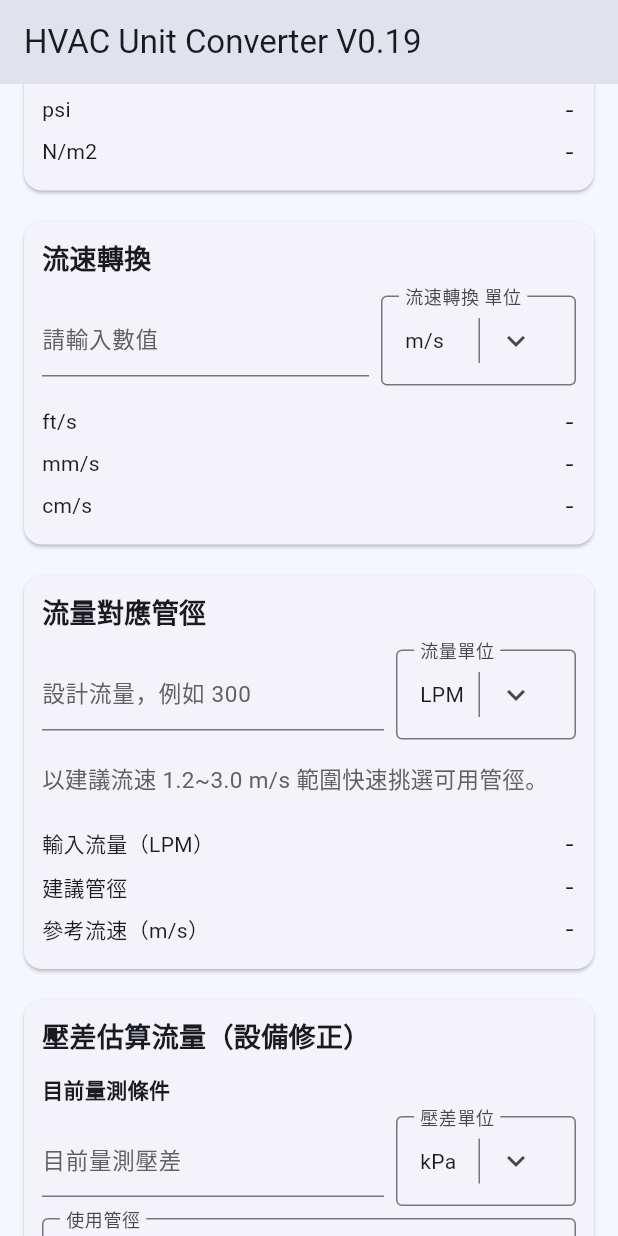
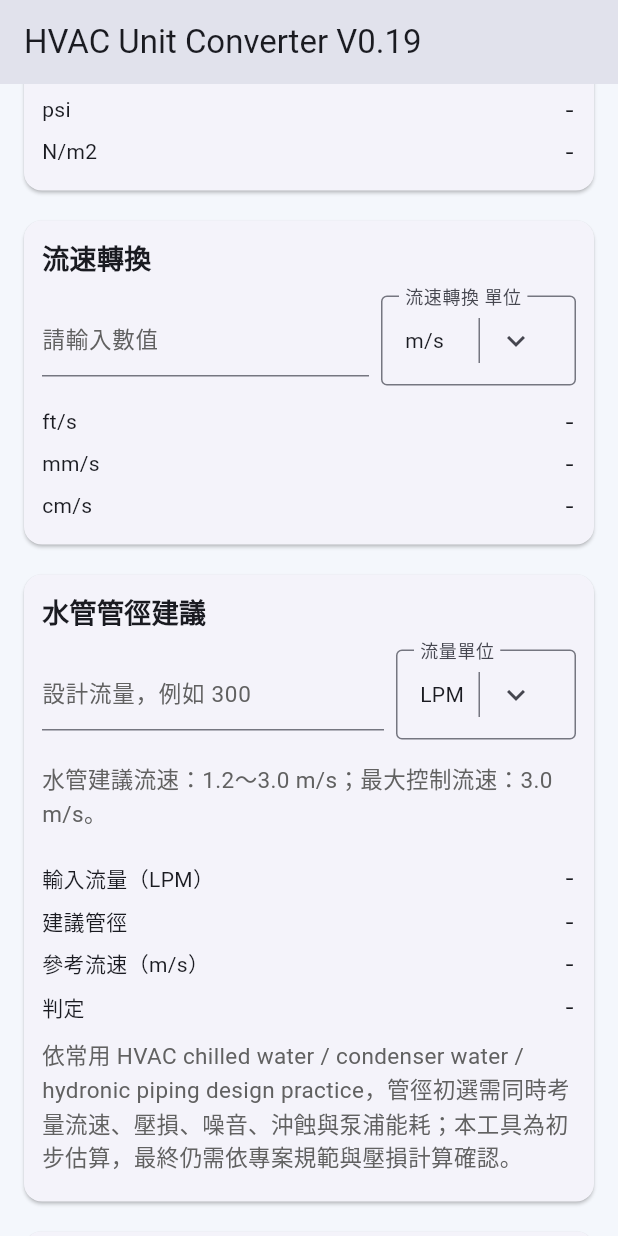
Before and after one commit to wuwu0102/hvac-unit-converter-test, a Flutter app: the screen it shows after launch, scrolled down 1152 dp, on a phone screen of 412 x 824 dp. Run offline on Flutter 3.47's test engine with Material 3 defaults, Android fonts, the phone set to English and light mode, and no system bars.

Commit message:
Fix centralized pipe sizing and unit conversions with 3.0 m/s hard limit

```diff
--- /dev/null
+++ b/lib/core/pipe_sizing.dart
@@ -0,0 +1,4 @@
+import 'dart:math' as math;import 'hvac_standards.dart';import 'unit_conversion.dart';
+enum PipeVelocityJudgement { recommended, lowButUsable, overspeed }
+class PipeCandidate {final HvacStandardPipe pipe;final double velocityMps;final PipeVelocityJudgement judgement;const PipeCandidate(this.pipe,this.velocityMps,this.judgement);}class PipeSizingResult {final PipeCandidate? recommended;final List<PipeCandidate> candidates;final String message;const PipeSizingResult({required this.recommended,required this.candidates,required this.message});}
+class PipeSizing {static const double minRecommended=1.2;static const double maxVelocity=3.0;static double areaM2(double mm){final d=mm/1000;return math.pi*d*d/4;}static PipeSizingResult suggest(double lpm){if(!lpm.isFinite||lpm<=0){return const PipeSizingResult(recommended:null,candidates:[],message:'請輸入大於 0 的流量。');}final q=UnitConversion.lpmToM3s(lpm);final all=hvacStandardPipes.map((p){final v=q/areaM2(p.insideDiameterMm);final j=v>maxVelocity?PipeVelocityJudgement.overspeed:(v<minRecommended?PipeVelocityJudgement.lowButUsable:PipeVelocityJudgement.recommended);return PipeCandidate(p,v,j);}).toList();PipeCandidate? rec;for(final c in all){if(c.velocityMps<=maxVelocity){rec=c;break;}}if(rec==null){return PipeSizingResult(recommended:null,candidates:all.reversed.take(5).toList().reversed.toList(),message:'超出表內管徑，請分管或加大管徑。');}final i=all.indexOf(rec);final s=(i-1).clamp(0,all.length-1);final e=(i+2).clamp(0,all.length);return PipeSizingResult(recommended:rec,candidates:all.sublist(s,e),message:rec.velocityMps<minRecommended?'偏低但可用，可能管徑偏大':'建議');}}
--- /dev/null
+++ b/lib/core/unit_conversion.dart
@@ -0,0 +1 @@
+class UnitConversion { static double lpmToM3s(double lpm)=>lpm/1000/60;static double m3sToLpm(double m3s)=>m3s*1000*60;static double lpmToGpm(double lpm)=>lpm/3.785411784;static double gpmToLpm(double gpm)=>gpm*3.785411784;static double m3hToLpm(double m3h)=>m3h*1000/60;static double lpmToM3h(double lpm)=>lpm*60/1000;static double rtToKw(double rt)=>rt*3.517;static double kwToRt(double kw)=>kw/3.517;static double kwToKcalH(double kw)=>kw*860.42065;static double kcalHToKw(double kcalh)=>kcalh/860.42065;static double cfmToCmh(double cfm)=>cfm*1.69901082;static double cmhToCfm(double cmh)=>cmh/1.69901082;static double velocityMps({required double flowM3s,required double areaM2})=>flowM3s/areaM2;static double coolingKwFromLpmDeltaT({required double lpm,required double deltaTC})=>lpm*4.186*deltaTC/60;static double lpmFromCoolingKwDeltaT({required double kw,required double deltaTC})=>kw*60/4.186/deltaTC;}
--- a/lib/main.dart
+++ b/lib/main.dart
@@ -1,6 +1,8 @@
 import 'dart:math' as math;
 
 import 'package:flutter/material.dart';
+import 'core/pipe_sizing.dart';
+import 'core/unit_conversion.dart';
 import 'package:flutter/services.dart';
 
 void main() {
@@ -499,10 +501,9 @@ class _ConverterHomePageState extends State<ConverterHomePage> {
   Widget _pipeSuggestionCard() {
     final inputValue = _parsePositive(_pipeFlowController.text);
     final flowLpm = inputValue == null ? null : convertToLpm(inputValue, _pipeFlowUnit);
-    final flowM3s = flowLpm == null ? null : flowLpm / 60000;
-    final suggestion = flowM3s == null ? null : _suggestPipe(flowM3s);
+    final suggestion = flowLpm == null ? null : PipeSizing.suggest(flowLpm);
     return _converterCard(
-      title: '流量對應管徑',
+      title: '水管管徑建議',
       child: Column(
         crossAxisAlignment: CrossAxisAlignment.start,
         children: [
@@ -527,22 +528,21 @@ class _ConverterHomePageState extends State<ConverterHomePage> {
           const SizedBox(height: 8),
           Padding(
             padding: _hintVerticalPadding,
-            child: Text('以建議流速 1.2~3.0 m/s 範圍快速挑選可用管徑。', style: _hintStyle),
+            child: Text('水管建議流速：1.2～3.0 m/s；最大控制流速：3.0 m/s。', style: _hintStyle),
           ),
           const SizedBox(height: 10),
           _resultRows({
             '輸入流量（LPM）': flowLpm == null ? '-' : _formatNumber(flowLpm),
-            '建議管徑': suggestion == null ? '-' : '${suggestion.pipe.a} / ${suggestion.pipe.inchDn}',
-            '參考流速（m/s）': suggestion == null ? '-' : _formatNumber(suggestion.velocity),
+            '建議管徑': suggestion?.recommended?.pipe.label ?? '-',
+            '參考流速（m/s）': suggestion?.recommended == null ? '-' : _formatNumber(suggestion!.recommended!.velocityMps),
+            '判定': suggestion?.message ?? '-',
           }),
-          if (suggestion?.exceedsRecommendedRange ?? false)
-            Padding(
-              padding: _hintVerticalPadding,
-              child: Text(
-                '已超出建議流速範圍',
-                style: _hintStyle.copyWith(color: Colors.red),
-              ),
-            ),
+          if (flowLpm != null && suggestion != null)
+            ...suggestion.candidates.map((c) => Text('${c.pipe.nominalA} | 內徑 ${c.pipe.insideDiameterMm} mm | ${_formatNumber(c.velocityMps)} m/s | ${c.judgement == PipeVelocityJudgement.overspeed ? '超速，不建議' : c.judgement == PipeVelocityJudgement.recommended ? '建議' : '偏低但可用'}')),
+          Padding(
+            padding: _hintVerticalPadding,
+            child: Text('依常用 HVAC chilled water / condenser water / hydronic piping design practice，管徑初選需同時考量流速、壓損、噪音、沖蝕與泵浦能耗；本工具為初步估算，最終仍需依專案規範與壓損計算確認。', style: _hintStyle),
+          ),
         ],
       ),
     );
```
Also changed, not shown: lib/core/hvac_standards.dart (added, +12 -0 lines), 5 other files.
